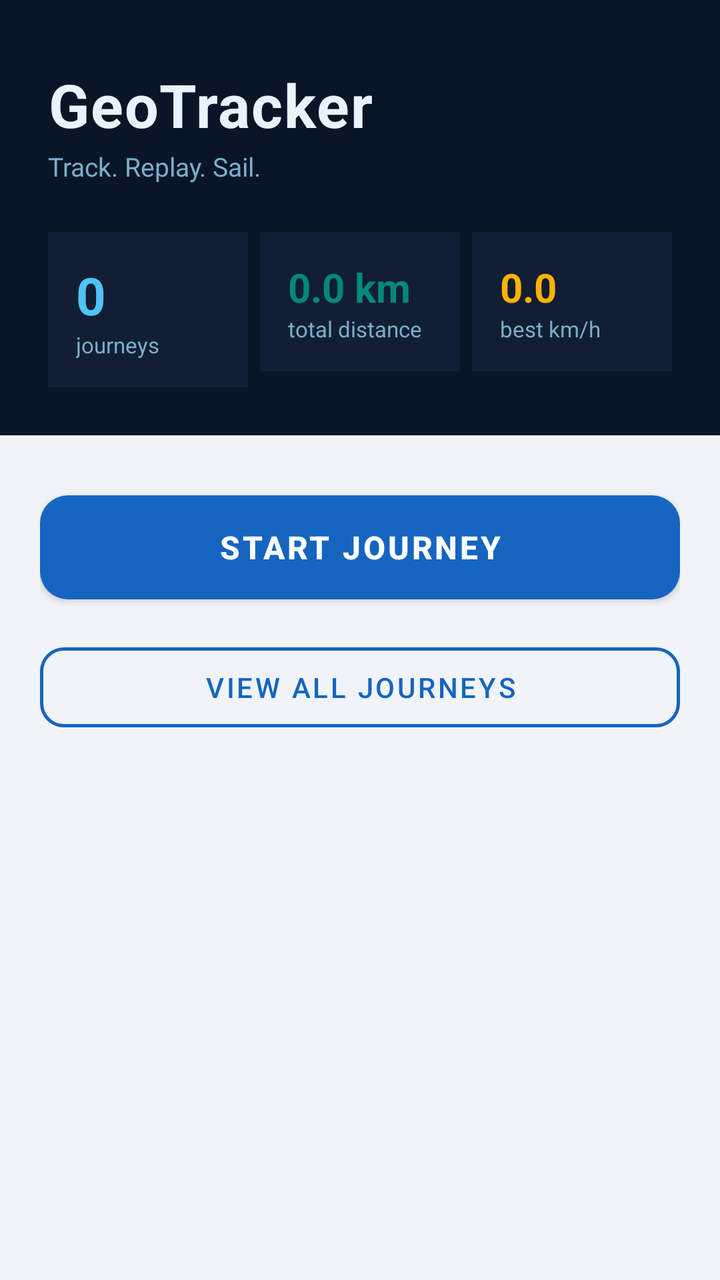
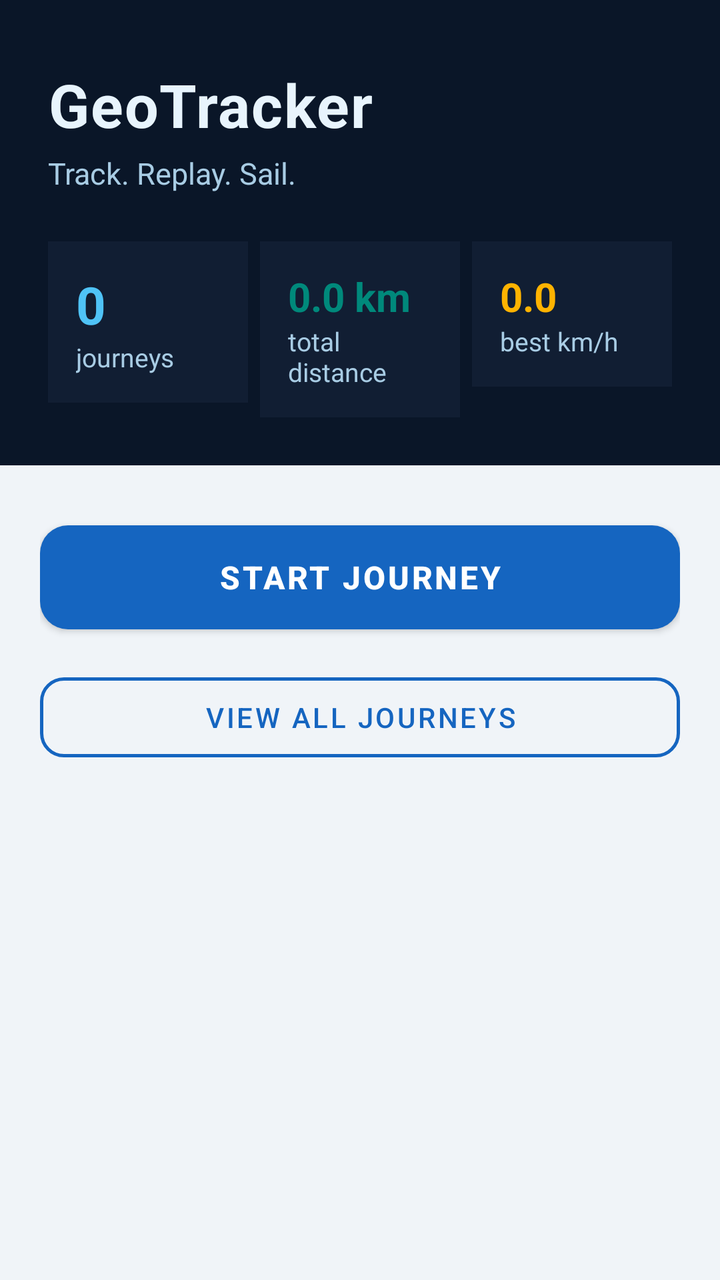

An Android layout rendered at two revisions. The XML below is the earlier revision; the diff shows what the commit changed to produce the second picture.
<!-- AndroidManifest.xml: application theme Theme.GeoTracker -->
<!-- res/layout/activity_main.xml -->
<?xml version="1.0" encoding="utf-8"?>
<LinearLayout xmlns:android="http://schemas.android.com/apk/res/android"
    xmlns:app="http://schemas.android.com/apk/res-auto"
    android:layout_width="match_parent"
    android:layout_height="match_parent"
    android:orientation="vertical"
    android:background="@color/background">

    
    <LinearLayout
        android:layout_width="match_parent"
        android:layout_height="wrap_content"
        android:orientation="vertical"
        android:background="@color/hero"
        android:paddingHorizontal="24dp"
        android:paddingTop="32dp"
        android:paddingBottom="24dp">

        <TextView
            android:layout_width="wrap_content"
            android:layout_height="wrap_content"
            android:text="GeoTracker"
            android:textSize="30sp"
            android:textStyle="bold"
            android:textColor="@color/textOnHero"
            android:letterSpacing="0.02"/>

        <TextView
            android:layout_width="wrap_content"
            android:layout_height="wrap_content"
            android:text="Track. Replay. Sail."
            android:textSize="13sp"
            android:textColor="@color/textOnHeroSub"
            android:layout_marginTop="2dp"
            android:layout_marginBottom="24dp"/>

        
        <LinearLayout
            android:layout_width="match_parent"
            android:layout_height="wrap_content"
            android:orientation="horizontal">

            <LinearLayout
                android:layout_width="0dp"
                android:layout_height="wrap_content"
                android:layout_weight="1"
                android:orientation="vertical"
                android:background="@color/heroCard"
                android:padding="14dp"
                android:layout_marginEnd="6dp">
                <TextView
                    android:id="@+id/tvJourneyCount"
                    android:layout_width="wrap_content"
                    android:layout_height="wrap_content"
                    android:text="0"
                    android:textSize="26sp"
                    android:textStyle="bold"
                    android:textColor="@color/windBlue"/>
                <TextView
                    android:layout_width="wrap_content"
                    android:layout_height="wrap_content"
                    android:text="journeys"
                    android:textSize="11sp"
                    android:textColor="@color/textOnHeroSub"/>
            </LinearLayout>

            <LinearLayout
                android:layout_width="0dp"
                android:layout_height="wrap_content"
                android:layout_weight="1"
                android:orientation="vertical"
                android:background="@color/heroCard"
                android:padding="14dp"
                android:layout_marginEnd="6dp">
                <TextView
                    android:id="@+id/tvTotalDistance"
                    android:layout_width="wrap_content"
                    android:layout_height="wrap_content"
                    android:text="0.0 km"
                    android:textSize="20sp"
                    android:textStyle="bold"
                    android:textColor="@color/accent"/>
                <TextView
                    android:layout_width="wrap_content"
                    android:layout_height="wrap_content"
                    android:text="total distance"
                    android:textSize="11sp"
                    android:textColor="@color/textOnHeroSub"/>
            </LinearLayout>

            <LinearLayout
                android:layout_width="0dp"
                android:layout_height="wrap_content"
                android:layout_weight="1"
                android:orientation="vertical"
                android:background="@color/heroCard"
                android:padding="14dp">
                <TextView
                    android:id="@+id/tvBestSpeed"
                    android:layout_width="wrap_content"
                    android:layout_height="wrap_content"
                    android:text="0.0"
                    android:textSize="20sp"
                    android:textStyle="bold"
                    android:textColor="@color/sailGold"/>
                <TextView
                    android:layout_width="wrap_content"
                    android:layout_height="wrap_content"
                    android:text="best km/h"
                    android:textSize="11sp"
                    android:textColor="@color/textOnHeroSub"/>
            </LinearLayout>

        </LinearLayout>
    </LinearLayout>

    
    <LinearLayout
        android:layout_width="match_parent"
        android:layout_height="wrap_content"
        android:orientation="vertical"
        android:paddingHorizontal="20dp"
        android:paddingTop="24dp"
        android:paddingBottom="16dp">

        <com.google.android.material.button.MaterialButton
            android:id="@+id/btnStartJourney"
            android:layout_width="match_parent"
            android:layout_height="64dp"
            android:text="START JOURNEY"
            android:textSize="16sp"
            android:textStyle="bold"
            android:letterSpacing="0.08"
            app:backgroundTint="@color/primary"
            app:cornerRadius="14dp"
            android:layout_marginBottom="12dp"/>

        <com.google.android.material.button.MaterialButton
            android:id="@+id/btnDashboard"
            android:layout_width="match_parent"
            android:layout_height="52dp"
            android:text="View All Journeys"
            android:textColor="@color/primary"
            app:backgroundTint="@android:color/transparent"
            app:strokeColor="@color/primary"
            app:strokeWidth="1.5dp"
            app:cornerRadius="12dp"
            style="@style/Widget.MaterialComponents.Button.OutlinedButton"/>

    </LinearLayout>

</LinearLayout>
<!-- resources referenced by this layout -->
<resources>
  <color name="accent">#00897B</color>
  <color name="background">#F0F4F8</color>
  <color name="hero">#0A1628</color>
  <color name="heroCard">#111E33</color>
  <color name="primary">#1565C0</color>
  <color name="sailGold">#FFB300</color>
  <color name="textOnHero">#E8F4FD</color>
  <color name="textOnHeroSub">#7BADC9</color>
  <color name="windBlue">#4FC3F7</color>
  <style name="Theme.GeoTracker" parent="Theme.MaterialComponents.DayNight.DarkActionBar">
          <item name="colorPrimary">@color/primary</item>
          <item name="colorPrimaryVariant">@color/primaryDark</item>
          <item name="colorOnPrimary">#FFFFFF</item>
          <item name="colorSecondary">@color/accent</item>
          <item name="colorOnSecondary">#FFFFFF</item>
          <item name="android:statusBarColor">@color/primaryDark</item>
      </style>
  <color name="primaryDark">#003c8f</color>
</resources>

<!-- the commit's change to res/layout/activity_main.xml (unified diff, before → after) -->
@@ -29,9 +29,9 @@
             android:layout_width="wrap_content"
             android:layout_height="wrap_content"
             android:text="Track. Replay. Sail."
-            android:textSize="13sp"
+            android:textSize="15sp"
             android:textColor="@color/textOnHeroSub"
-            android:layout_marginTop="2dp"
+            android:layout_marginTop="4dp"
             android:layout_marginBottom="24dp"/>
 
         
@@ -60,7 +60,7 @@
                     android:layout_width="wrap_content"
                     android:layout_height="wrap_content"
                     android:text="journeys"
-                    android:textSize="11sp"
+                    android:textSize="13sp"
                     android:textColor="@color/textOnHeroSub"/>
             </LinearLayout>
 
@@ -84,7 +84,7 @@
                     android:layout_width="wrap_content"
                     android:layout_height="wrap_content"
                     android:text="total distance"
-                    android:textSize="11sp"
+                    android:textSize="13sp"
                     android:textColor="@color/textOnHeroSub"/>
             </LinearLayout>
 
@@ -107,7 +107,7 @@
                     android:layout_width="wrap_content"
                     android:layout_height="wrap_content"
                     android:text="best km/h"
-                    android:textSize="11sp"
+                    android:textSize="13sp"
                     android:textColor="@color/textOnHeroSub"/>
             </LinearLayout>
 
<!-- resource entries referenced after the edit -->
@@ -7,7 +7,7 @@
   <color name="primary">#1565C0</color>
   <color name="sailGold">#FFB300</color>
   <color name="textOnHero">#E8F4FD</color>
-  <color name="textOnHeroSub">#7BADC9</color>
+  <color name="textOnHeroSub">#A8CCE4</color>
   <color name="windBlue">#4FC3F7</color>
   <style name="Theme.GeoTracker" parent="Theme.MaterialComponents.DayNight.DarkActionBar">
           <item name="colorPrimary">@color/primary</item>
